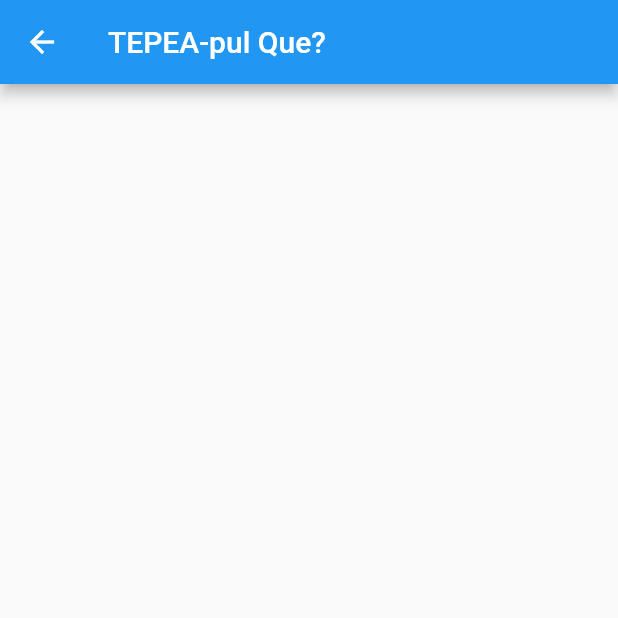
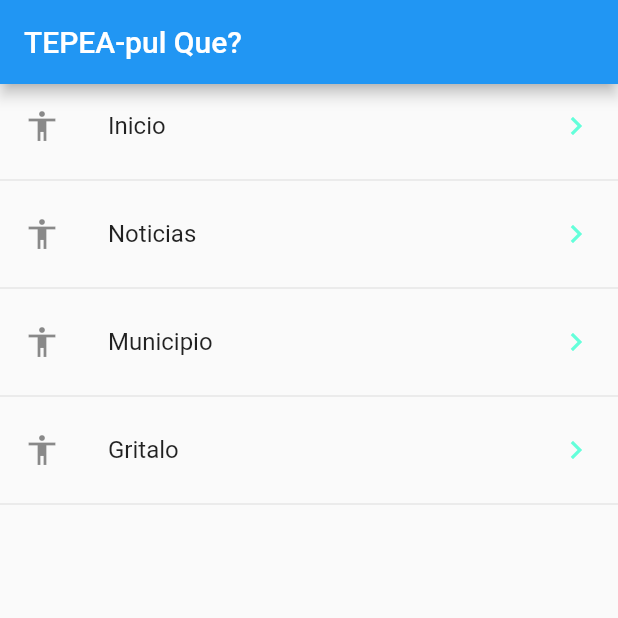
Before and after one commit to PedroCruzNOK/mundig_app, a Flutter app: the HomePage screen opened directly, on a phone screen of 412 x 824 dp, the top half of it. Run offline on Flutter 3.47's test engine with Material 2 defaults, Android fonts, the phone set to English and light mode, and no system bars.

```diff
--- /dev/null
+++ b/datos/menu.json
@@ -0,0 +1,26 @@
+{
+    "nombreApp" : "mundig_app",
+    "rutas" : [
+        {
+            "ruta" : "home",
+            "icon" : "add_alert",
+            "texto": "Inicio"
+        },
+        {
+            "ruta" : "news",
+            "icon" : "accessibility",
+            "texto": "Noticias"
+        },
+        {
+            "ruta" : "municipality",
+            "icon" : "folder_open",
+            "texto": "Municipio"
+        },
+        {
+            "ruta" : "shoutIt",
+            "icon" : "donut_large",
+            "texto": "Gritalo"
+        }
+
+    ]
+}
--- a/lib/src/pages/home_page.dart
+++ b/lib/src/pages/home_page.dart
@@ -1,4 +1,5 @@
 import 'package:flutter/material.dart';
+import 'package:mundig_app/src/providers/menu_provider.dart';
 
 class HomePage extends StatelessWidget {
 
@@ -14,7 +15,40 @@ class HomePage extends StatelessWidget {
 
   }
 
+
   Widget _menuOption() {
-    return ListView();
+
+    return FutureBuilder(
+      future:  menuProvider.cargarData(),
+     initialData: [],
+     builder: ( context, AsyncSnapshot<List<dynamic>> snapshot){
+
+       return ListView(
+         children: _menuItems(snapshot.data),
+       );
+     },
+    );
+
+
   }
+
+  List<Widget> _menuItems(List<dynamic> data) {
+    final List<Widget> opciones = [];
+    data.forEach((opt){
+      final widgetTemp = ListTile(
+        title: Text(opt ['texto']),
+        leading: Icon(Icons.accessibility),
+        trailing: Icon(Icons.keyboard_arrow_right, color: Colors.tealAccent),
+        onTap: (){
+
+        },
+      );
+      opciones..add(widgetTemp)
+              ..add(Divider());
+
+    });
+    return opciones;
+  }
+
+
 }
--- a/pubspec.yaml
+++ b/pubspec.yaml
@@ -41,8 +41,8 @@ flutter:
   uses-material-design: true
 
   # To add assets to your application, add an assets section, like this:
-  # assets:
-  #  - images/a_dot_burr.jpeg
+  assets:
+   - datos/menu.json
   #  - images/a_dot_ham.jpeg
 
   # An image asset can refer to one or more resolution-specific "variants", see
```
Also changed, not shown: lib/main.dart (+2 -10 lines), lib/src/providers/menu_provider.dart (added, +24 -0 lines).
